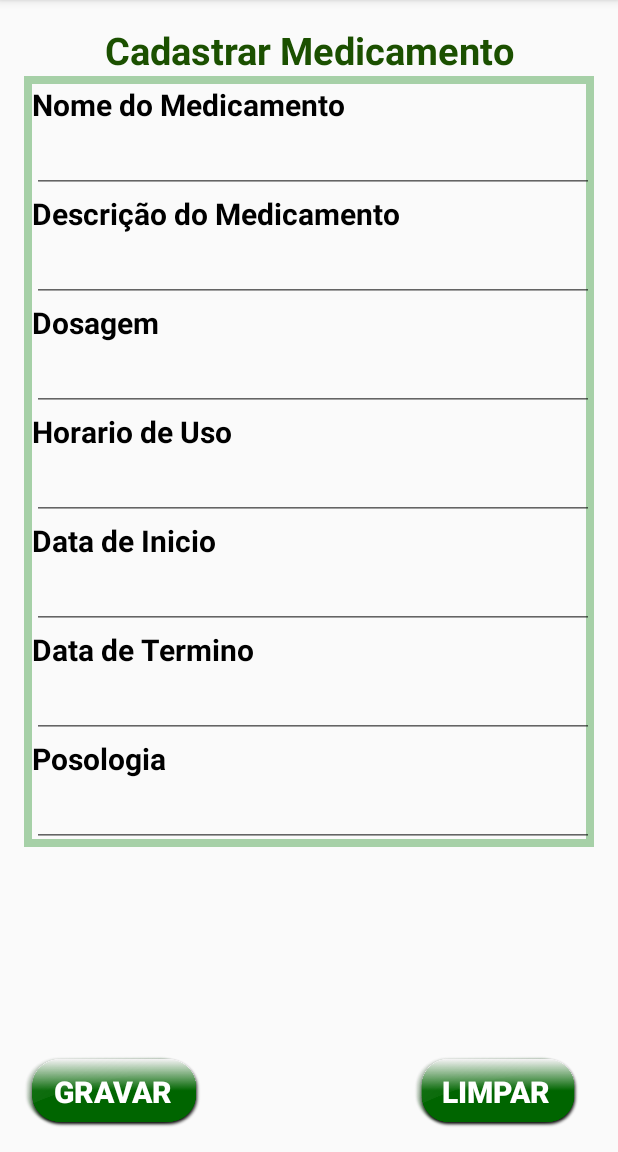
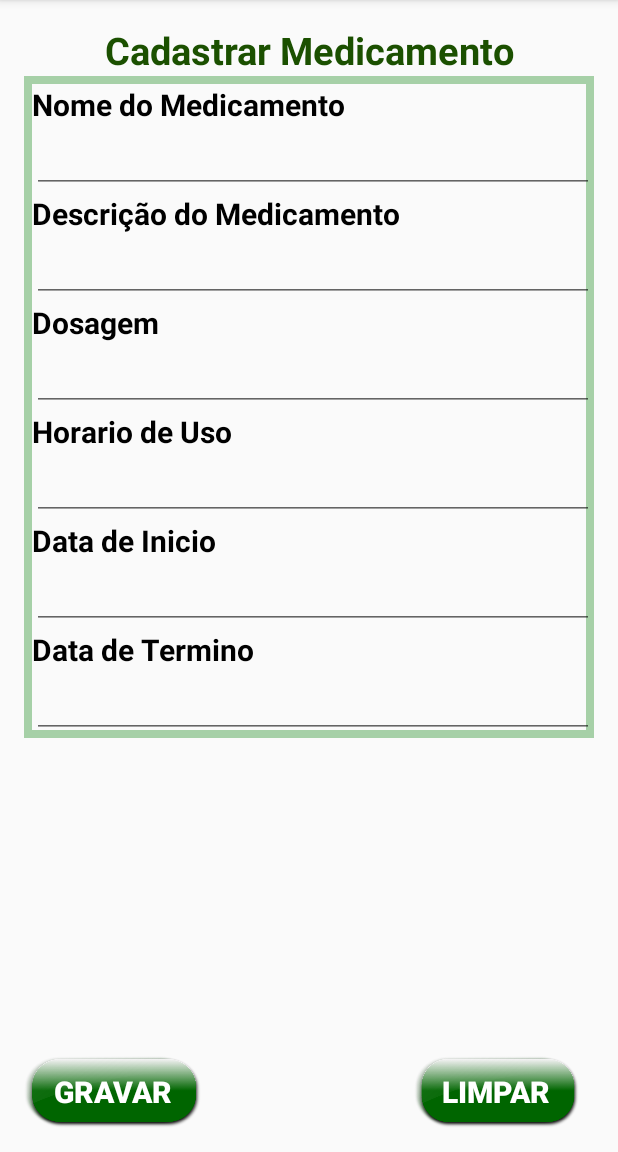
Before and after one commit to Nirvana16/Ajude, an Android app: the MedicamentoCadastroActivity screen opened directly, with no data from a screen before it, on a phone screen of 412 x 824 dp, the part 84-1236 px from its top. Run offline under Robolectric (Android 15) with nearby library versions, the phone set to English and light mode, and no system bars.

```diff
--- a/app/src/main/java/br/edu/iff/pooa20162/ajude/MainActivity.java
+++ b/app/src/main/java/br/edu/iff/pooa20162/ajude/MainActivity.java
@@ -31,6 +31,7 @@ public class MainActivity extends AppCompatActivity {
             public void onClick(View view) {
                 Toast.makeText(getApplicationContext(),"Alerta Enviado", Toast.LENGTH_SHORT).show();
                 msg.EnviarSMS();
+
             }
         });
 
--- a/app/src/main/res/layout/activity_medicamento_cadastro.xml
+++ b/app/src/main/res/layout/activity_medicamento_cadastro.xml
@@ -142,23 +142,6 @@
             android:inputType="date"
             android:ems="10"
             android:id="@+id/etMedicamentoDataTermino" />
-        <TextView
-            android:layout_width="wrap_content"
-            android:layout_height="wrap_content"
-            android:text="@string/medicamentoPosologia"
-            android:id="@+id/tmedicamentoPosologia"
-            android:textStyle="bold"
-            android:textSize="20dp"
-            android:focusableInTouchMode="true"
-            android:focusable="true"
-            android:textColor="#000000"/>
-        <EditText
-            android:layout_width="match_parent"
-            android:layout_height="wrap_content"
-            android:inputType="textPersonName"
-            android:ems="10"
-            android:id="@+id/etMedicamentoPosologia" />
-
         </LinearLayout>
     </ScrollView>
 
```
Also changed, not shown: app/src/main/java/br/edu/iff/pooa20162/ajude/ContatoActivity.java (+23 -0 lines), app/src/main/java/br/edu/iff/pooa20162/ajude/MensagemActivity.java (+32 -1 lines), app/src/main/res/layout/activity_opcoes.xml (+7 -0 lines), 2 other files.
